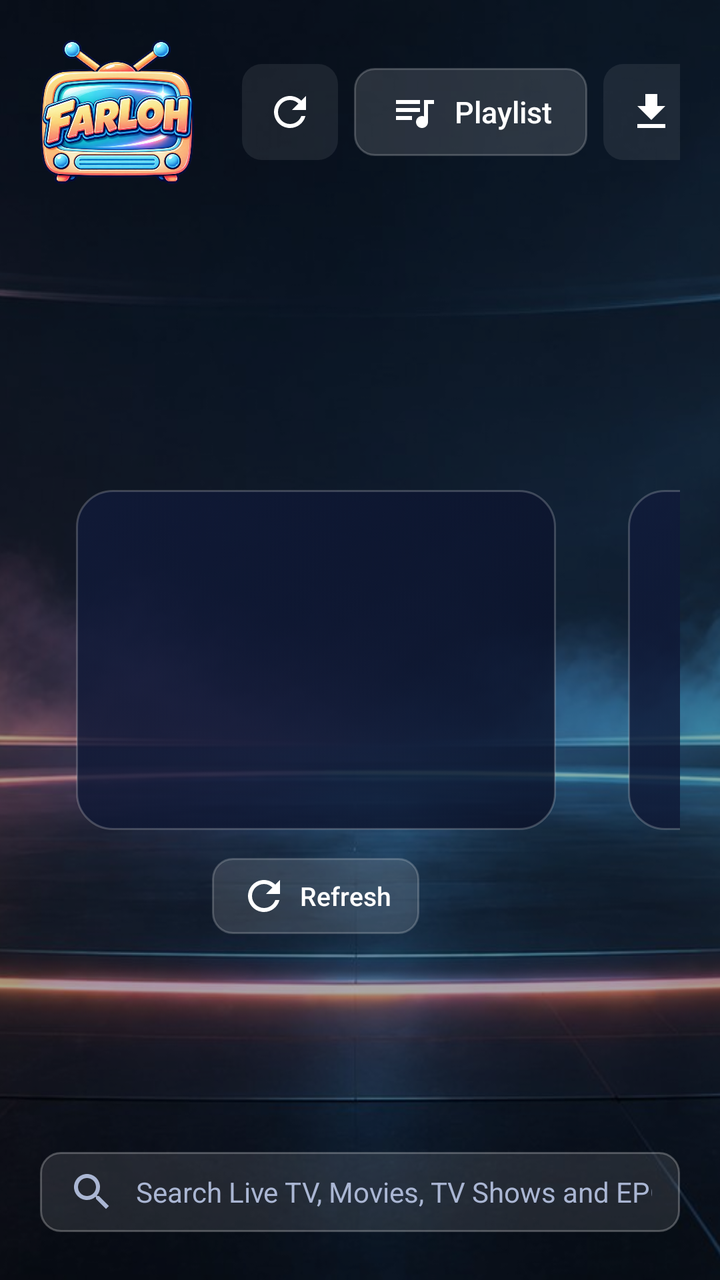
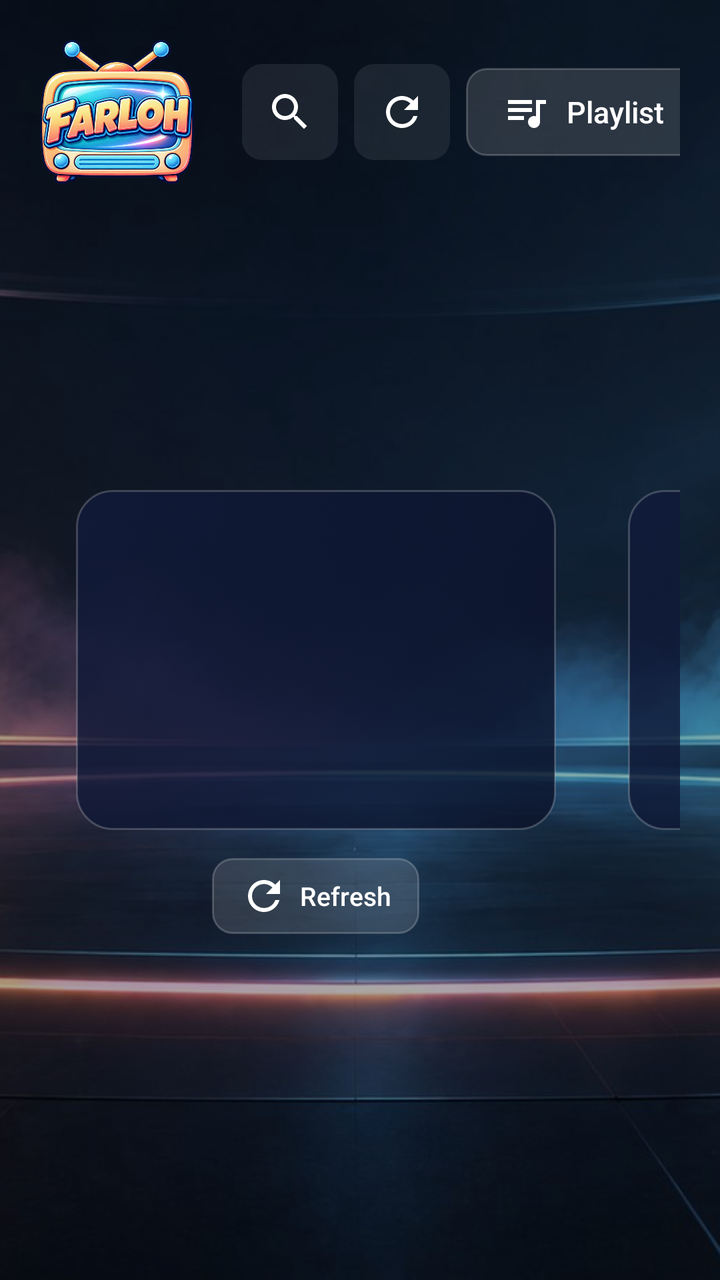

Screens rendered from an Android XML layout before and after an edit, with the pre-edit source and the edit as a unified diff.
<!-- AndroidManifest.xml: application theme Theme.Farloh -->
<!-- res/layout/activity_home.xml -->
<?xml version="1.0" encoding="utf-8"?>
<FrameLayout xmlns:android="http://schemas.android.com/apk/res/android"
    android:layout_width="match_parent" android:layout_height="match_parent">

    <ImageView android:layout_width="match_parent" android:layout_height="match_parent"
        android:scaleType="centerCrop" android:src="@drawable/farloh_bg" android:importantForAccessibility="no" />
    <View android:layout_width="match_parent" android:layout_height="match_parent" android:background="#55000000" />

    <LinearLayout android:id="@+id/safe" android:layout_width="match_parent" android:layout_height="match_parent"
        android:orientation="vertical" android:padding="20dp">

        <LinearLayout android:layout_width="match_parent" android:layout_height="wrap_content"
            android:gravity="center_vertical" android:orientation="horizontal">
            <ImageView android:layout_width="wrap_content" android:layout_height="72dp" android:adjustViewBounds="true"
                android:src="@drawable/farloh_logo" android:contentDescription="@string/app_name" />
            <TextView android:id="@+id/account" android:layout_width="0dp" android:layout_height="wrap_content"
                android:layout_weight="1" android:layout_marginStart="12dp" android:ellipsize="end" android:gravity="end"
                android:maxLines="2" android:textColor="@color/text2" android:textSize="13sp" />
            <FrameLayout android:layout_width="wrap_content" android:layout_height="wrap_content" android:layout_marginStart="12dp">
                <ImageButton android:id="@+id/refreshAll" style="@style/IconBtn"
                    android:src="@drawable/ic_refresh" android:contentDescription="Refresh all (Live TV, Movies, TV Shows)" />
                <ProgressBar android:id="@+id/refreshAllProgress" android:layout_width="48dp" android:layout_height="48dp"
                    android:padding="8dp" android:visibility="gone" />
            </FrameLayout>
            <Button android:id="@+id/playlist" style="@style/Btn" android:layout_marginStart="8dp"
                android:drawableStart="@drawable/ic_playlist" android:drawablePadding="8dp" android:ellipsize="end"
                android:maxWidth="220dp" android:singleLine="true" android:text="Playlist" />
            <ImageButton android:id="@+id/downloads" style="@style/IconBtn" android:layout_marginStart="8dp"
                android:src="@drawable/ic_download" android:contentDescription="Downloads" />
            <ImageButton android:id="@+id/settings" style="@style/IconBtn" android:layout_marginStart="8dp"
                android:src="@drawable/ic_settings" android:contentDescription="Settings" />
            <FrameLayout android:layout_width="wrap_content" android:layout_height="wrap_content"
                android:layout_marginStart="8dp">
                <ImageButton android:id="@+id/bell" style="@style/IconBtn"
                    android:src="@drawable/ic_bell" android:contentDescription="News and updates" />
                <TextView android:id="@+id/bellBadge" android:layout_width="wrap_content" android:layout_height="wrap_content"
                    android:layout_gravity="top|end" android:background="@drawable/badge_red" android:gravity="center"
                    android:minWidth="20dp" android:paddingStart="5dp" android:paddingEnd="5dp" android:textColor="#FFFFFF"
                    android:textSize="11sp" android:textStyle="bold" android:visibility="gone" />
            </FrameLayout>
        </LinearLayout>

        
        <FrameLayout android:id="@+id/homeArea" android:layout_width="match_parent" android:layout_height="0dp"
            android:layout_weight="1" android:clipChildren="false" android:clipToPadding="false">
            <LinearLayout android:id="@+id/tiles" android:layout_width="wrap_content" android:layout_height="wrap_content"
                android:layout_gravity="center" android:clipChildren="false" android:clipToPadding="false"
                android:orientation="horizontal">
                <include android:id="@+id/tileLive" layout="@layout/home_tile" />
                <include android:id="@+id/tileMovies" layout="@layout/home_tile" />
                <include android:id="@+id/tileSeries" layout="@layout/home_tile" />
            </LinearLayout>
            
            <LinearLayout android:id="@+id/homeSearchBar" android:layout_width="wrap_content" android:layout_height="wrap_content"
                android:layout_gravity="bottom|center_horizontal" android:layout_marginBottom="4dp"
                android:clipChildren="false" android:clipToPadding="false" android:orientation="vertical">
                <LinearLayout android:layout_width="match_parent" android:layout_height="wrap_content"
                    android:gravity="center_vertical" android:orientation="horizontal">
                    <EditText android:id="@+id/homeSearch" android:layout_width="0dp" android:layout_height="40dp"
                        android:layout_weight="1" android:background="@drawable/field_bg" android:drawableStart="@drawable/ic_search"
                        android:drawablePadding="10dp" android:drawableTint="@color/text2"
                        android:hint="Search Live TV, Movies, TV Shows and EPG" android:imeOptions="actionSearch"
                        android:importantForAutofill="no" android:inputType="text" android:paddingStart="14dp"
                        android:paddingTop="0dp" android:paddingEnd="14dp" android:paddingBottom="0dp" android:singleLine="true"
                        android:textColor="@color/text" android:textColorHint="@color/text2" android:textSize="14sp" />
                    <ImageButton android:id="@+id/homeMic" style="@style/IconBtn" android:layout_width="40dp" android:layout_height="40dp"
                        android:layout_marginStart="6dp" android:padding="9dp" android:src="@drawable/ic_mic"
                        android:contentDescription="Voice search" android:visibility="gone" />
                </LinearLayout>
                <HorizontalScrollView android:id="@+id/homeRecentScroll" android:layout_width="match_parent"
                    android:layout_height="wrap_content" android:layout_marginTop="6dp" android:clipToPadding="false"
                    android:paddingTop="3dp" android:paddingBottom="3dp" android:scrollbars="none" android:visibility="gone">
                    <LinearLayout android:id="@+id/homeRecent" android:layout_width="wrap_content" android:layout_height="wrap_content"
                        android:orientation="horizontal" android:paddingStart="3dp" android:paddingEnd="3dp" />
                </HorizontalScrollView>
            </LinearLayout>
        </FrameLayout>
    </LinearLayout>
</FrameLayout>
<!-- res/layout/home_tile.xml (included above) -->
<?xml version="1.0" encoding="utf-8"?>
<LinearLayout xmlns:android="http://schemas.android.com/apk/res/android"
    android:layout_width="240dp" android:layout_height="wrap_content"
    android:layout_marginStart="18dp" android:layout_marginEnd="18dp" android:clipChildren="false"
    android:clipToPadding="false" android:gravity="center_horizontal" android:orientation="vertical">

    <LinearLayout android:id="@+id/card" android:layout_width="match_parent" android:layout_height="170dp"
        android:background="@drawable/tile_bg" android:clickable="true" android:focusable="true"
        android:gravity="center" android:orientation="vertical" android:padding="14dp">
        <ImageView android:id="@+id/icon" android:layout_width="48dp" android:layout_height="48dp"
            android:tint="@color/accent" android:importantForAccessibility="no" />
        <TextView android:id="@+id/title" android:layout_width="wrap_content" android:layout_height="wrap_content"
            android:layout_marginTop="8dp" android:textColor="@color/text" android:textSize="21sp" android:textStyle="bold" />
        <TextView android:id="@+id/count" android:layout_width="wrap_content" android:layout_height="wrap_content"
            android:layout_marginTop="3dp" android:textColor="@color/text" android:textSize="13sp" />
        <TextView android:id="@+id/updated" android:layout_width="wrap_content" android:layout_height="wrap_content"
            android:layout_marginTop="1dp" android:textColor="@color/text2" android:textSize="12sp" />
    </LinearLayout>

    <LinearLayout android:layout_width="wrap_content" android:layout_height="wrap_content"
        android:layout_marginTop="14dp" android:gravity="center" android:orientation="horizontal">
        <Button android:id="@+id/refresh" style="@style/Btn" android:minHeight="38dp" android:paddingStart="14dp"
            android:paddingEnd="14dp" android:drawableStart="@drawable/ic_refresh" android:drawablePadding="6dp"
            android:text="Refresh" android:textSize="13sp" />
        <ProgressBar android:id="@+id/spinner" android:layout_width="24dp" android:layout_height="24dp"
            android:layout_marginStart="8dp" android:visibility="gone" />
    </LinearLayout>
</LinearLayout>
<!-- resources referenced by this layout -->
<resources>
  <color name="accent">#FF9F43</color>
  <color name="text">#FFFFFF</color>
  <color name="text2">#AAB6D3</color>
  <!-- drawable badge_red (drawable) -->
  <?xml version="1.0" encoding="utf-8"?>
  <shape xmlns:android="http://schemas.android.com/apk/res/android" android:shape="rectangle">
      <corners android:radius="10dp" />
      <solid android:color="#FF4D4D" />
      <stroke android:width="1.5dp" android:color="@color/bg_deep" />
  </shape>
  <!-- drawable field_bg (drawable) -->
  <?xml version="1.0" encoding="utf-8"?>
  <selector xmlns:android="http://schemas.android.com/apk/res/android">
      <item android:state_focused="true">
          <shape><corners android:radius="@dimen/corner" /><solid android:color="#26FFFFFF" /><stroke android:width="2dp" android:color="@color/accent" /></shape>
      </item>
      <item>
          <shape><corners android:radius="@dimen/corner" /><solid android:color="#1AFFFFFF" /><stroke android:width="1dp" android:color="#40FFFFFF" /></shape>
      </item>
  </selector>
  <!-- drawable ic_download (drawable) -->
  <?xml version="1.0" encoding="utf-8"?>
  <vector xmlns:android="http://schemas.android.com/apk/res/android" android:width="24dp" android:height="24dp" android:viewportWidth="24" android:viewportHeight="24">
      <path android:fillColor="#FFFFFFFF" android:pathData="M19,9h-4V3H9v6H5l7,7 7,-7zM5,18v2h14v-2H5z" />
  </vector>
  <!-- drawable ic_mic (drawable) -->
  <?xml version="1.0" encoding="utf-8"?>
  <vector xmlns:android="http://schemas.android.com/apk/res/android" android:width="24dp" android:height="24dp" android:viewportWidth="24" android:viewportHeight="24">
      <path android:fillColor="#FFFFFFFF" android:pathData="M12,14c1.66,0 2.99,-1.34 2.99,-3L15,5c0,-1.66 -1.34,-3 -3,-3S9,3.34 9,5v6c0,1.66 1.34,3 3,3zM17.3,11c0,3 -2.54,5.1 -5.3,5.1S6.7,14 6.7,11H5c0,3.41 2.72,6.23 6,6.72V21h2v-3.28c3.28,-0.48 6,-3.3 6,-6.72h-1.7z" />
  </vector>
  <!-- drawable ic_playlist (drawable) -->
  <?xml version="1.0" encoding="utf-8"?>
  <vector xmlns:android="http://schemas.android.com/apk/res/android" android:width="24dp" android:height="24dp" android:viewportWidth="24" android:viewportHeight="24">
      <path android:fillColor="#FFFFFFFF" android:pathData="M15,6H3v2h12V6zM15,10H3v2h12v-2zM3,16h8v-2H3v2zM17,6v8.18C16.69,14.07 16.35,14 16,14c-1.66,0 -3,1.34 -3,3s1.34,3 3,3 3,-1.34 3,-3V8h3V6h-5z" />
  </vector>
  <string name="app_name">Farloh TV</string>
  <style name="IconBtn">
          <item name="android:layout_width">48dp</item>
          <item name="android:layout_height">48dp</item>
          <item name="android:background">@drawable/focus_bg</item>
          <item name="android:padding">12dp</item>
          <item name="android:scaleType">fitCenter</item>
          <item name="android:focusable">true</item>
          <item name="android:tint">@color/text</item>
      </style>
  <color name="bg_deep">#070B1A</color>
  <dimen name="corner">10dp</dimen>
  <style name="Theme.Farloh.Dialog" parent="Theme.AppCompat.Dialog.Alert">
          <item name="colorAccent">@color/accent</item>
          <item name="android:windowBackground">@drawable/dialog_bg</item>
          <item name="android:textColorPrimary">@color/text</item>
          <item name="android:textColorSecondary">@color/text2</item>
      </style>
  <!-- drawable dialog_bg (drawable) -->
  <?xml version="1.0" encoding="utf-8"?>
  <inset xmlns:android="http://schemas.android.com/apk/res/android" android:inset="16dp">
      <shape>
          <corners android:radius="16dp" />
          <solid android:color="@color/panel_solid" />
          <stroke android:width="1dp" android:color="#33FFFFFF" />
      </shape>
  </inset>
  <color name="panel_solid">#0E1630</color>
  <!-- unchanged entries left out for length: 11 -->
</resources>

<!-- the commit's change to res/layout/activity_home.xml (unified diff, before → after) -->
@@ -16,7 +16,9 @@
             <TextView android:id="@+id/account" android:layout_width="0dp" android:layout_height="wrap_content"
                 android:layout_weight="1" android:layout_marginStart="12dp" android:ellipsize="end" android:gravity="end"
                 android:maxLines="2" android:textColor="@color/text2" android:textSize="13sp" />
-            <FrameLayout android:layout_width="wrap_content" android:layout_height="wrap_content" android:layout_marginStart="12dp">
+            <ImageButton android:id="@+id/search" style="@style/IconBtn" android:layout_marginStart="12dp"
+                android:src="@drawable/ic_search" android:contentDescription="Search" />
+            <FrameLayout android:layout_width="wrap_content" android:layout_height="wrap_content" android:layout_marginStart="8dp">
                 <ImageButton android:id="@+id/refreshAll" style="@style/IconBtn"
                     android:src="@drawable/ic_refresh" android:contentDescription="Refresh all (Live TV, Movies, TV Shows)" />
                 <ProgressBar android:id="@+id/refreshAllProgress" android:layout_width="48dp" android:layout_height="48dp"
@@ -41,38 +43,14 @@
         </LinearLayout>
 
         
-        <FrameLayout android:id="@+id/homeArea" android:layout_width="match_parent" android:layout_height="0dp"
-            android:layout_weight="1" android:clipChildren="false" android:clipToPadding="false">
+        <FrameLayout android:layout_width="match_parent" android:layout_height="0dp" android:layout_weight="1"
+            android:clipChildren="false" android:clipToPadding="false">
             <LinearLayout android:id="@+id/tiles" android:layout_width="wrap_content" android:layout_height="wrap_content"
                 android:layout_gravity="center" android:clipChildren="false" android:clipToPadding="false"
                 android:orientation="horizontal">
                 <include android:id="@+id/tileLive" layout="@layout/home_tile" />
                 <include android:id="@+id/tileMovies" layout="@layout/home_tile" />
                 <include android:id="@+id/tileSeries" layout="@layout/home_tile" />
-            </LinearLayout>
-            
-            <LinearLayout android:id="@+id/homeSearchBar" android:layout_width="wrap_content" android:layout_height="wrap_content"
-                android:layout_gravity="bottom|center_horizontal" android:layout_marginBottom="4dp"
-                android:clipChildren="false" android:clipToPadding="false" android:orientation="vertical">
-                <LinearLayout android:layout_width="match_parent" android:layout_height="wrap_content"
-                    android:gravity="center_vertical" android:orientation="horizontal">
-                    <EditText android:id="@+id/homeSearch" android:layout_width="0dp" android:layout_height="40dp"
-                        android:layout_weight="1" android:background="@drawable/field_bg" android:drawableStart="@drawable/ic_search"
-                        android:drawablePadding="10dp" android:drawableTint="@color/text2"
-                        android:hint="Search Live TV, Movies, TV Shows and EPG" android:imeOptions="actionSearch"
-                        android:importantForAutofill="no" android:inputType="text" android:paddingStart="14dp"
-                        android:paddingTop="0dp" android:paddingEnd="14dp" android:paddingBottom="0dp" android:singleLine="true"
-                        android:textColor="@color/text" android:textColorHint="@color/text2" android:textSize="14sp" />
-                    <ImageButton android:id="@+id/homeMic" style="@style/IconBtn" android:layout_width="40dp" android:layout_height="40dp"
-                        android:layout_marginStart="6dp" android:padding="9dp" android:src="@drawable/ic_mic"
-                        android:contentDescription="Voice search" android:visibility="gone" />
-                </LinearLayout>
-                <HorizontalScrollView android:id="@+id/homeRecentScroll" android:layout_width="match_parent"
-                    android:layout_height="wrap_content" android:layout_marginTop="6dp" android:clipToPadding="false"
-                    android:paddingTop="3dp" android:paddingBottom="3dp" android:scrollbars="none" android:visibility="gone">
-                    <LinearLayout android:id="@+id/homeRecent" android:layout_width="wrap_content" android:layout_height="wrap_content"
-                        android:orientation="horizontal" android:paddingStart="3dp" android:paddingEnd="3dp" />
-                </HorizontalScrollView>
             </LinearLayout>
         </FrameLayout>
     </LinearLayout>
<!-- resource entries referenced after the edit -->
@@ -10,25 +10,10 @@
       <solid android:color="#FF4D4D" />
       <stroke android:width="1.5dp" android:color="@color/bg_deep" />
   </shape>
-  <!-- drawable field_bg (drawable) -->
-  <?xml version="1.0" encoding="utf-8"?>
-  <selector xmlns:android="http://schemas.android.com/apk/res/android">
-      <item android:state_focused="true">
-          <shape><corners android:radius="@dimen/corner" /><solid android:color="#26FFFFFF" /><stroke android:width="2dp" android:color="@color/accent" /></shape>
-      </item>
-      <item>
-          <shape><corners android:radius="@dimen/corner" /><solid android:color="#1AFFFFFF" /><stroke android:width="1dp" android:color="#40FFFFFF" /></shape>
-      </item>
-  </selector>
   <!-- drawable ic_download (drawable) -->
   <?xml version="1.0" encoding="utf-8"?>
   <vector xmlns:android="http://schemas.android.com/apk/res/android" android:width="24dp" android:height="24dp" android:viewportWidth="24" android:viewportHeight="24">
       <path android:fillColor="#FFFFFFFF" android:pathData="M19,9h-4V3H9v6H5l7,7 7,-7zM5,18v2h14v-2H5z" />
-  </vector>
-  <!-- drawable ic_mic (drawable) -->
-  <?xml version="1.0" encoding="utf-8"?>
-  <vector xmlns:android="http://schemas.android.com/apk/res/android" android:width="24dp" android:height="24dp" android:viewportWidth="24" android:viewportHeight="24">
-      <path android:fillColor="#FFFFFFFF" android:pathData="M12,14c1.66,0 2.99,-1.34 2.99,-3L15,5c0,-1.66 -1.34,-3 -3,-3S9,3.34 9,5v6c0,1.66 1.34,3 3,3zM17.3,11c0,3 -2.54,5.1 -5.3,5.1S6.7,14 6.7,11H5c0,3.41 2.72,6.23 6,6.72V21h2v-3.28c3.28,-0.48 6,-3.3 6,-6.72h-1.7z" />
   </vector>
   <!-- drawable ic_playlist (drawable) -->
   <?xml version="1.0" encoding="utf-8"?>
